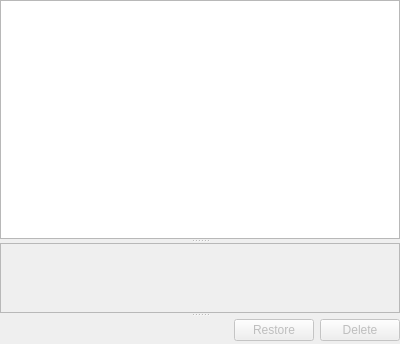
The window that src/ui/revisions_ui.ui (olivierkes/manuskript) describes before a commit, drawn with Qt 5.
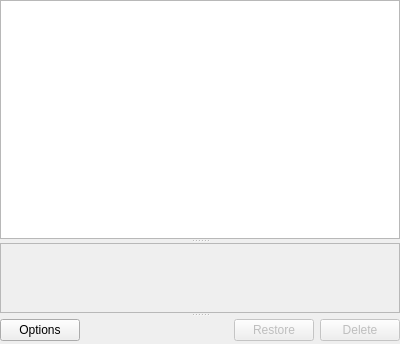
The same window after the commit.

Commit message: A tad more options for revisions

What changed in the file:
```diff
--- a/src/ui/revisions_ui.ui
+++ b/src/ui/revisions_ui.ui
@@ -71,6 +71,13 @@
      </widget>
      <widget class="QWidget" name="layoutWidget">
       <layout class="QHBoxLayout" name="horizontalLayout_2">
+       <item>
+        <widget class="QPushButton" name="btnOptions">
+         <property name="text">
+          <string>Options</string>
+         </property>
+        </widget>
+       </item>
        <item>
         <spacer name="horizontalSpacer">
          <property name="orientation">
```
The commit also changes 11 other files.
